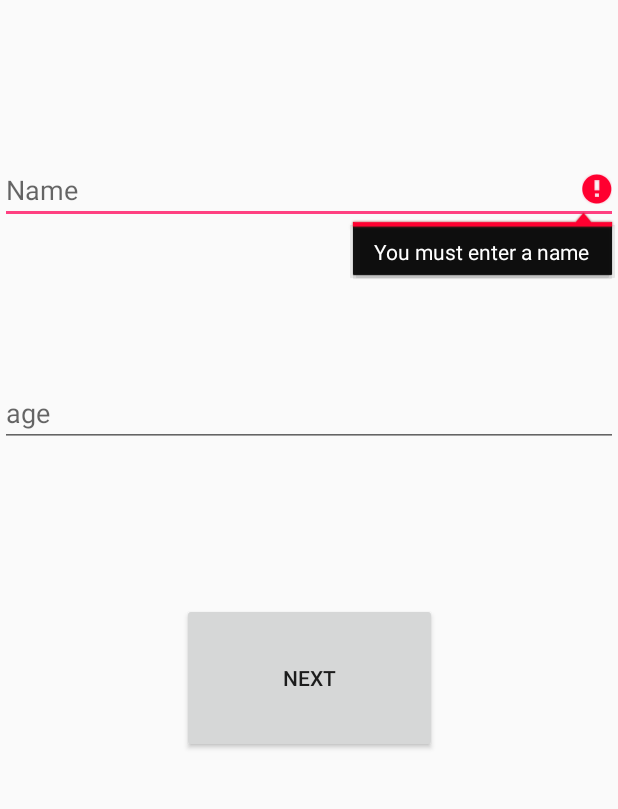
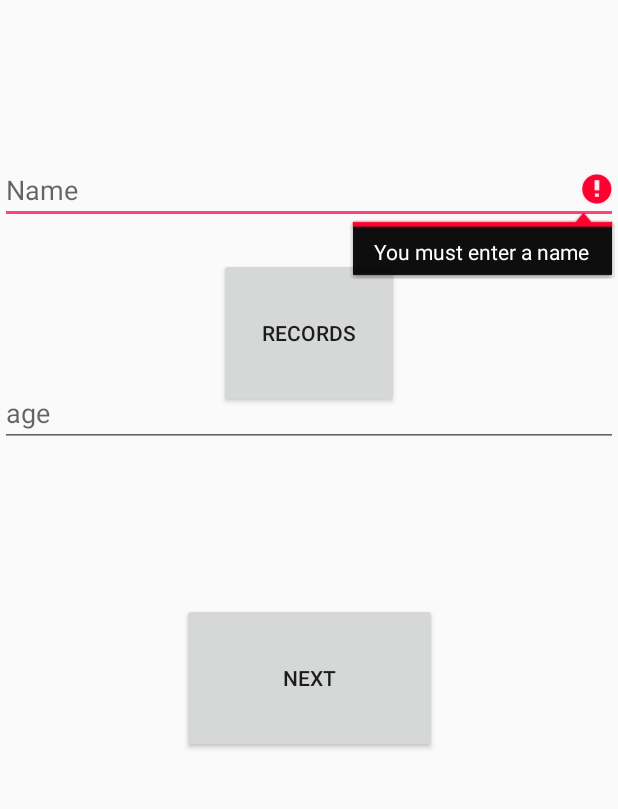
Before and after one commit to noamtayri/MemoryGame, an Android app: the screen it shows after launch (HomeActivity), after a tap on "NEXT", on a phone screen of 412 x 824 dp, the part 327-1136 px from its top. Run offline under Robolectric (Android 15) with nearby library versions, the phone set to English and light mode, and no system bars.

Commit message:
added record button in HomeActivity

```diff
--- a/app/src/main/java/memorygame/com/memorygame/HomeActivity.java
+++ b/app/src/main/java/memorygame/com/memorygame/HomeActivity.java
@@ -22,7 +22,13 @@ public class HomeActivity extends AppCompatActivity {
                 nextBtn();
             }
         });
-
+        final Button recordsBtn = (Button) findViewById(R.id.recordsButton);
+        recordsBtn.setOnClickListener(new View.OnClickListener(){
+            @Override
+            public void onClick(View view) {
+                startActivity(new Intent(HomeActivity.this, RecordsActivity.class));
+            }
+        });
     }
 
     private void nextBtn(){
--- a/app/src/main/res/layout/activity_home.xml
+++ b/app/src/main/res/layout/activity_home.xml
@@ -7,6 +7,20 @@
     tools:context="memorygame.com.memorygame.HomeActivity"
     tools:layout_editor_absoluteY="81dp"
     tools:layout_editor_absoluteX="0dp">
+
+    <Button
+        android:id="@+id/recordsButton"
+        android:layout_width="120dp"
+        android:layout_height="100dp"
+        android:layout_marginBottom="8dp"
+        android:layout_marginEnd="8dp"
+        android:layout_marginStart="8dp"
+        android:layout_marginTop="8dp"
+        android:text="records"
+        app:layout_constraintBottom_toBottomOf="parent"
+        app:layout_constraintEnd_toEndOf="parent"
+        app:layout_constraintStart_toStartOf="parent"
+        app:layout_constraintTop_toTopOf="parent" />
 
     <TextView
         android:id="@+id/headTextView"
```
